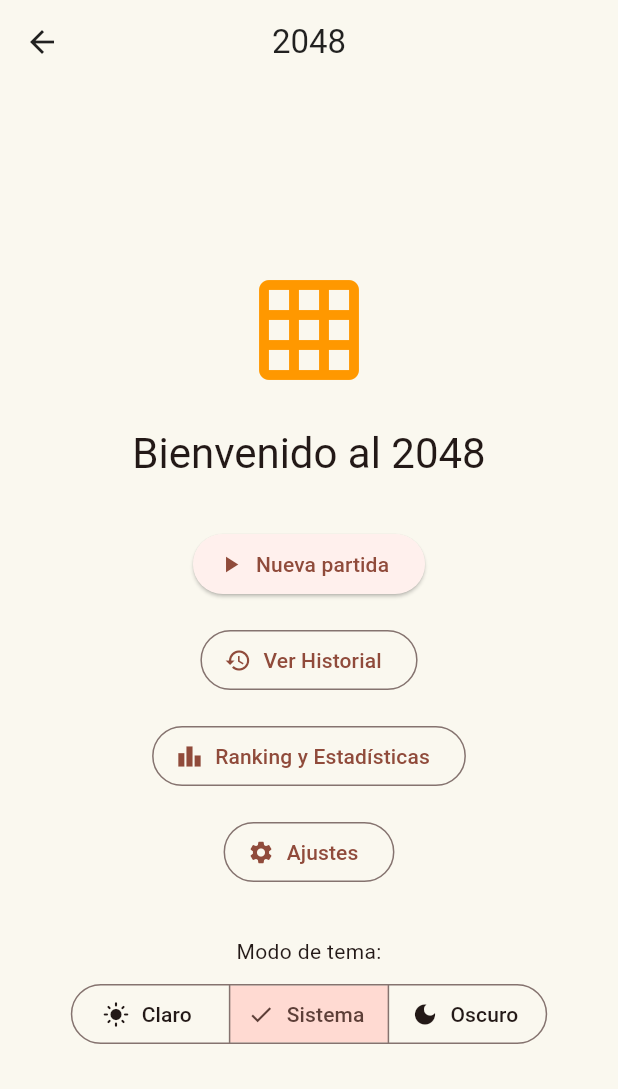
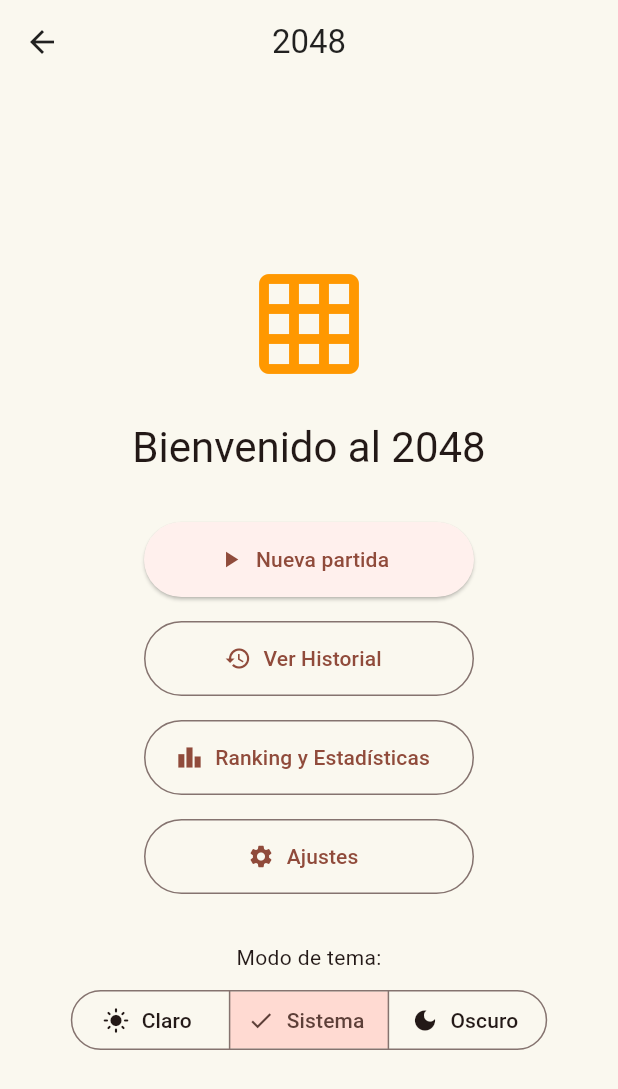
Before and after one commit to rubenantoniomunoz0-a11y/Juego_2048, a Flutter app: the InicioScreen screen opened by its route, on a phone screen of 412 x 824 dp. Shown: the top 1089 px of the screen. Run offline on Flutter 3.47's test engine with Material 3 defaults, Android fonts, the phone set to English and light mode, and no system bars; our stand-ins replace shared_preferences, sqflite; accounts and stored records are empty.

Commit message:
Correcciones
 corregimos asincronía en botón de nueva partida en InicioScreen

```diff
--- a/lib/screens/inicio_screen.dart
+++ b/lib/screens/inicio_screen.dart
@@ -1,7 +1,7 @@
 import 'package:flutter/material.dart';
-import '../routes.dart'; // <--- AHORA ES ASÍ
 import '../data/partida_guardada_dao.dart';
 import '../models/partida_guardada.dart';
+import '../routes.dart';
 import '../theme/app_theme.dart';
 import 'app.dart';
 
@@ -56,7 +56,7 @@ class _InicioScreenState extends State<InicioScreen> {
               ),
               const SizedBox(height: AppTheme.espaciadoXL),
 
-              // BOTÓN CONTINUAR (solo si hay partida guardada)
+              // BOTÓN CONTINUAR (Si hay partida guardada)
               if (_partidaGuardada != null) ...[
                 ElevatedButton.icon(
                   onPressed: () {
@@ -71,52 +71,58 @@ class _InicioScreenState extends State<InicioScreen> {
                   style: ElevatedButton.styleFrom(
                     backgroundColor: Colors.green,
                     foregroundColor: Colors.white,
+                    minimumSize: const Size(220, 50),
                   ),
                 ),
                 const SizedBox(height: AppTheme.espaciadoM),
               ],
 
-              // BOTÓN NUEVA PARTIDA
+              // BOTÓN NUEVA PARTIDA (Con async/await corregido)
               ElevatedButton.icon(
-                onPressed: () {
-                  _guardadaDao.borrar();
-                  Navigator.pushNamed(context,Routes.juego)
-                      .then((_) => _comprobarPartidaGuardada());
+                onPressed: () async {
+                  await _guardadaDao.borrar();
+                  if (context.mounted) {
+                    Navigator.pushNamed(context, Routes.juego)
+                        .then((_) => _comprobarPartidaGuardada());
+                  }
                 },
                 icon: const Icon(Icons.play_arrow),
                 label: const Text('Nueva partida'),
+                style: ElevatedButton.styleFrom(
+                  minimumSize: const Size(220, 50),
+                ),
               ),
               const SizedBox(height: AppTheme.espaciadoM),
 
-              // BOTÓN HISTORIAL
+              // BOTONES DE NAVEGACIÓN
               OutlinedButton.icon(
-                onPressed: () =>
-                    Navigator.pushNamed(context, Routes.historial),
+                onPressed: () => Navigator.pushNamed(context, Routes.historial),
                 icon: const Icon(Icons.history),
                 label: const Text('Ver Historial'),
+                style: OutlinedButton.styleFrom(minimumSize: const Size(220, 50)),
               ),
               const SizedBox(height: AppTheme.espaciadoM),
 
-              // BOTÓN RANKING
               OutlinedButton.icon(
-                onPressed: () =>
-                    Navigator.pushNamed(context, Routes.ranking),
+                onPressed: () => Navigator.pushNamed(context, Routes.ranking),
                 icon: const Icon(Icons.leaderboard),
                 label: const Text('Ranking y Estadísticas'),
+                style: OutlinedButton.styleFrom(minimumSize: const Size(220, 50)),
               ),
               const SizedBox(height: AppTheme.espaciadoM),
 
-              // BOTÓN AJUSTES
               OutlinedButton.icon(
-                onPressed: () =>
-                    Navigator.pushNamed(context, Routes.ajustes),
+                onPressed: () => Navigator.pushNamed(context, Routes.ajustes),
                 icon: const Icon(Icons.settings),
                 label: const Text('Ajustes'),
+                style: OutlinedButton.styleFrom(minimumSize: const Size(220, 50)),
               ),
 
               const SizedBox(height: AppTheme.espaciadoXL),
               const Text('Modo de tema:'),
               const SizedBox(height: AppTheme.espaciadoS),
+
+              // SELECTOR DE TEMA
               SegmentedButton<ThemeMode>(
                 segments: const [
                   ButtonSegment(
```
